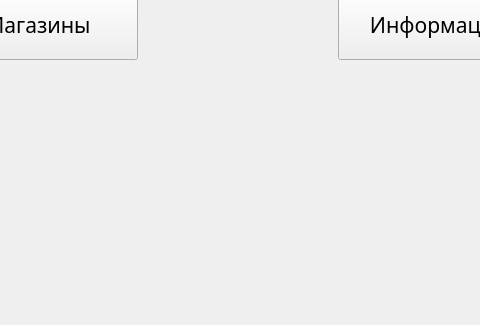
The window that Robot/design/ui/user/main_menu.ui (NikshetSteh/TransportationEngineers) describes before a commit, drawn with Qt 5; both pictures show x 270 to 750 and y 275 to 600 of the 1024 by 600 pixel window.
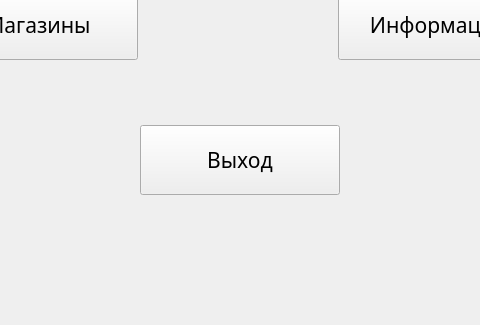
The same window after the commit.

```diff
--- a/Robot/design/ui/user/main_menu.ui
+++ b/Robot/design/ui/user/main_menu.ui
@@ -74,6 +74,25 @@
      <set>Qt::AlignmentFlag::AlignCenter</set>
     </property>
    </widget>
+   <widget class="QPushButton" name="pushButton_3">
+    <property name="geometry">
+     <rect>
+      <x>410</x>
+      <y>400</y>
+      <width>200</width>
+      <height>70</height>
+     </rect>
+    </property>
+    <property name="font">
+     <font>
+      <family>Rubik</family>
+      <pointsize>16</pointsize>
+     </font>
+    </property>
+    <property name="text">
+     <string>Выход</string>
+    </property>
+   </widget>
   </widget>
  </widget>
  <resources/>
```
